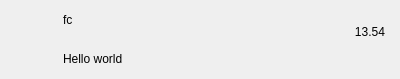
github-newstar/qtClient, file chatuserwid.ui: the form before one commit.
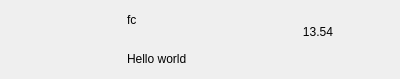
The form after the commit.

Patch:
```diff
--- a/chatuserwid.ui
+++ b/chatuserwid.ui
@@ -95,6 +95,12 @@
    </item>
    <item>
     <widget class="QWidget" name="userInfoWid_" native="true">
+     <property name="maximumSize">
+      <size>
+       <width>130</width>
+       <height>16777215</height>
+      </size>
+     </property>
      <layout class="QVBoxLayout" name="verticalLayout">
       <property name="spacing">
        <number>7</number>
@@ -120,6 +126,12 @@
       </item>
       <item>
        <widget class="QLabel" name="userChatLab_">
+        <property name="maximumSize">
+         <size>
+          <width>130</width>
+          <height>1000</height>
+         </size>
+        </property>
         <property name="text">
          <string>Hello world</string>
         </property>
@@ -160,6 +172,22 @@
      </widget>
     </widget>
    </item>
+   <item>
+    <spacer name="horizontalSpacer">
+     <property name="orientation">
+      <enum>Qt::Horizontal</enum>
+     </property>
+     <property name="sizeType">
+      <enum>QSizePolicy::Fixed</enum>
+     </property>
+     <property name="sizeHint" stdset="0">
+      <size>
+       <width>20</width>
+       <height>10</height>
+      </size>
+     </property>
+    </spacer>
+   </item>
   </layout>
  </widget>
  <resources/>
```
